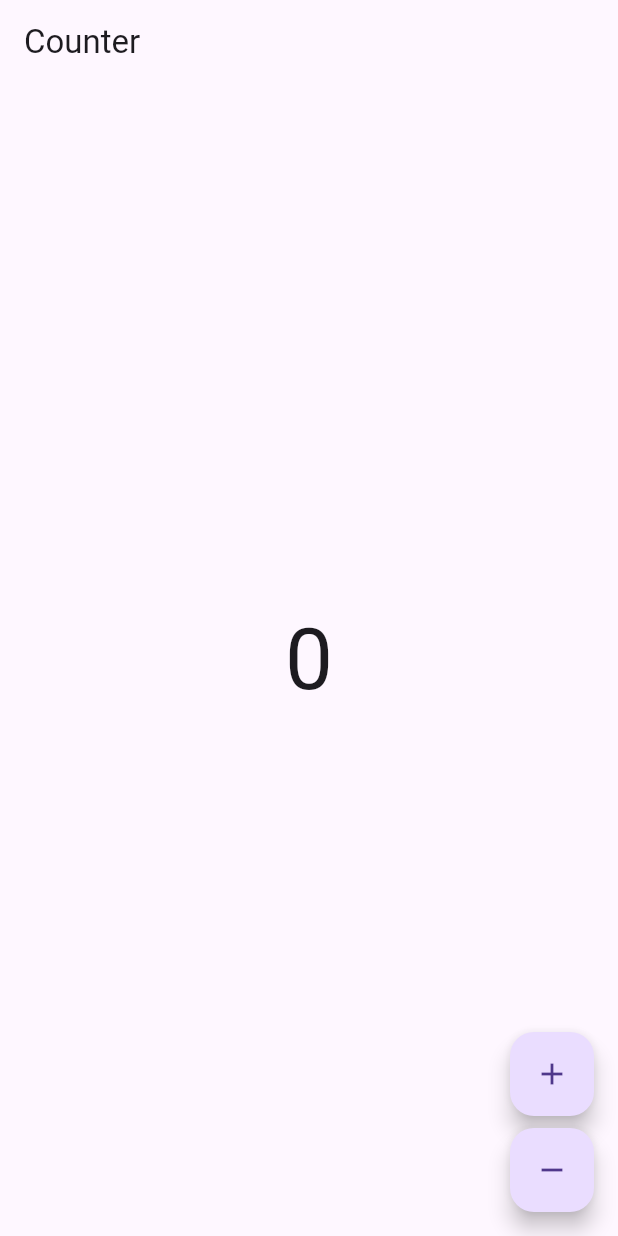
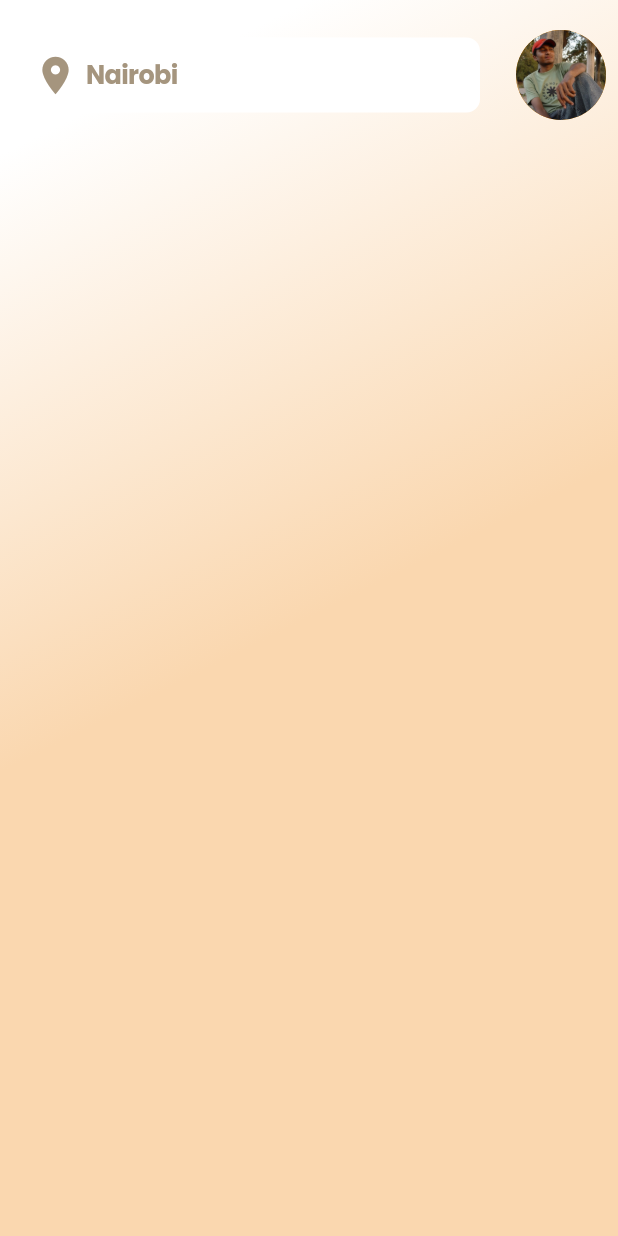
Before and after one commit to ogaroh/mp_flutter_test, a Flutter app: the screen it shows after launch, on a phone screen of 412 x 824 dp. Run offline on Flutter 3.47's test engine with Material 3 defaults, Android fonts, the phone set to English and light mode, and no system bars; our stand-ins replace bloc, flutter_bloc, google_fonts; generated files the repository leaves out were written again.

Commit message:
feat: home page app bar

```diff
--- a/lib/app/theme/colors.dart
+++ b/lib/app/theme/colors.dart
@@ -1,6 +1,7 @@
 import 'package:flutter/material.dart';
 
 const kDefaultOrange =  Color(0xFFFC9E12);
+const kLightOrange =  Color(0xFFFAD7AF);
 const kDefaultGrey =  Color(0xFFA5957E);
 const kDefaultBlack =  Color(0xFF232220);
 const kDefaultWhite =  Color(0xFFFFFFFF);
--- a/lib/app/theme/theme.dart
+++ b/lib/app/theme/theme.dart
@@ -1,7 +1,22 @@
 import 'package:flutter/material.dart';
+import 'package:google_fonts/google_fonts.dart';
 import 'package:moniepoint_test/app/theme/colors.dart';
+
+final kDefaultFontFamily = GoogleFonts.getFont('Poppins').fontFamily;
 
 final theme = ThemeData(
   primaryColor: kDefaultOrange,
   useMaterial3: true,
+  fontFamily: kDefaultFontFamily,
+  appBarTheme: const AppBarTheme(
+    backgroundColor: Colors.transparent,
+    iconTheme: IconThemeData(
+      color: kDefaultGrey,
+      size: 30,
+    ),
+    actionsIconTheme: IconThemeData(
+      color: kDefaultGrey,
+      size: 30,
+    ),
+  ),
 );
--- a/lib/app/view/app.dart
+++ b/lib/app/view/app.dart
@@ -1,6 +1,6 @@
 import 'package:flutter/material.dart';
 import 'package:moniepoint_test/app/theme/theme.dart';
-import 'package:moniepoint_test/counter/counter.dart';
+import 'package:moniepoint_test/home/views/pages/home.dart';
 import 'package:moniepoint_test/l10n/l10n.dart';
 
 class App extends StatelessWidget {
@@ -12,7 +12,7 @@ class App extends StatelessWidget {
       theme: theme,
       localizationsDelegates: AppLocalizations.localizationsDelegates,
       supportedLocales: AppLocalizations.supportedLocales,
-      home: const CounterPage(),
+      home: const HomePage(),
     );
   }
 }
--- a/lib/counter/counter.dart
+++ /dev/null
@@ -1,2 +0,0 @@
-export 'cubit/counter_cubit.dart';
-export 'view/counter_page.dart';
--- a/lib/counter/cubit/counter_cubit.dart
+++ /dev/null
@@ -1,8 +0,0 @@
-import 'package:bloc/bloc.dart';
-
-class CounterCubit extends Cubit<int> {
-  CounterCubit() : super(0);
-
-  void increment() => emit(state + 1);
-  void decrement() => emit(state - 1);
-}
--- a/lib/counter/view/counter_page.dart
+++ /dev/null
@@ -1,55 +0,0 @@
-import 'package:flutter/material.dart';
-import 'package:flutter_bloc/flutter_bloc.dart';
-import 'package:moniepoint_test/counter/counter.dart';
-import 'package:moniepoint_test/l10n/l10n.dart';
-
-class CounterPage extends StatelessWidget {
-  const CounterPage({super.key});
-
-  @override
-  Widget build(BuildContext context) {
-    return BlocProvider(
-      create: (_) => CounterCubit(),
-      child: const CounterView(),
-    );
-  }
-}
-
-class CounterView extends StatelessWidget {
-  const CounterView({super.key});
-
-  @override
-  Widget build(BuildContext context) {
-    final l10n = context.l10n;
-    return Scaffold(
-      appBar: AppBar(title: Text(l10n.counterAppBarTitle)),
-      body: const Center(child: CounterText()),
-      floatingActionButton: Column(
-        mainAxisAlignment: MainAxisAlignment.end,
-        crossAxisAlignment: CrossAxisAlignment.end,
-        children: [
-          FloatingActionButton(
-            onPressed: () => context.read<CounterCubit>().increment(),
-            child: const Icon(Icons.add),
-          ),
-          const SizedBox(height: 8),
-          FloatingActionButton(
-            onPressed: () => context.read<CounterCubit>().decrement(),
-            child: const Icon(Icons.remove),
-          ),
-        ],
-      ),
-    );
-  }
-}
-
-class CounterText extends StatelessWidget {
-  const CounterText({super.key});
-
-  @override
-  Widget build(BuildContext context) {
-    final theme = Theme.of(context);
-    final count = context.select((CounterCubit cubit) => cubit.state);
-    return Text('$count', style: theme.textTheme.displayLarge);
-  }
-}
--- /dev/null
+++ b/lib/home/cubit/home_cubit.dart
@@ -0,0 +1,10 @@
+// ignore_for_file: depend_on_referenced_packages
+
+import 'package:bloc/bloc.dart';
+import 'package:meta/meta.dart';
+
+part 'home_state.dart';
+
+class HomeCubit extends Cubit<HomeState> {
+  HomeCubit() : super(HomeInitial());
+}
--- /dev/null
+++ b/lib/home/cubit/home_state.dart
@@ -0,0 +1,6 @@
+part of 'home_cubit.dart';
+
+@immutable
+sealed class HomeState {}
+
+final class HomeInitial extends HomeState {}
--- /dev/null
+++ b/lib/home/views/pages/home.dart
@@ -0,0 +1,97 @@
+import 'package:flutter/cupertino.dart';
+import 'package:flutter/material.dart';
+import 'package:flutter_bloc/flutter_bloc.dart';
+import 'package:moniepoint_test/app/theme/colors.dart';
+import 'package:moniepoint_test/app/theme/theme.dart';
+
+import 'package:moniepoint_test/home/cubit/home_cubit.dart';
+import 'package:moniepoint_test/home/data/sources/local.dart';
+
+class HomePage extends StatelessWidget {
+  const HomePage({super.key});
+
+  @override
+  Widget build(BuildContext context) {
+    return BlocProvider(
+      create: (_) => HomeCubit(),
+      child: const HomeView(),
+    );
+  }
+}
+
+class HomeView extends StatelessWidget {
+  const HomeView({super.key});
+
+  @override
+  Widget build(BuildContext context) {
+    final height = MediaQuery.of(context).size.height;
+    final width = MediaQuery.of(context).size.width;
+
+    return Container(
+      height: height,
+      width: width,
+      decoration: const BoxDecoration(
+        gradient: LinearGradient(
+          begin: Alignment.topLeft,
+          end: Alignment.bottomRight,
+          stops: [0.1, 0.5, 0.7],
+          colors: [
+            kDefaultWhite,
+            kLightOrange,
+            kLightOrange,
+          ],
+        ),
+      ),
+      child: Scaffold(
+        backgroundColor: Colors.transparent,
+        appBar: AppBar(
+          centerTitle: false,
+          toolbarHeight: 100,
+          title: SizedBox(
+            height: 50,
+            child: CupertinoSearchTextField(
+              placeholder: kListings.first.city,
+              placeholderStyle: TextStyle(
+                color: kDefaultGrey,
+                fontFamily: kDefaultFontFamily,
+                fontWeight: FontWeight.bold,
+              ),
+              style: TextStyle(
+                color: kDefaultGrey,
+                fontFamily: kDefaultFontFamily,
+                fontWeight: FontWeight.bold,
+              ),
+              prefixIcon: const Icon(
+                Icons.location_on,
+                size: 30,
+                color: kDefaultGrey,
+              ),
+              backgroundColor: kDefaultWhite,
+            ),
+          ),
+          actions: const [
+            Padding(
+              padding: EdgeInsets.all(8),
+              child: CircleAvatar(
+                radius: 30,
+                backgroundColor: kDefaultOrange,
+                backgroundImage: AssetImage('assets/images/portrait.png'),
+              ),
+            ),
+          ],
+          backgroundColor: Colors.transparent,
+        ),
+        body: const HomeBody(),
+      ),
+    );
+  }
+}
+
+class HomeBody extends StatelessWidget {
+  const HomeBody({super.key});
+
+  @override
+  Widget build(BuildContext context) {
+    return const Column();
+  }
+}
--- a/pubspec.yaml
+++ b/pubspec.yaml
@@ -13,6 +13,7 @@ dependencies:
   flutter_bloc: ^8.1.4
   flutter_localizations:
     sdk: flutter
+  google_fonts: ^6.2.1
   intl: ^0.18.1
 
 dev_dependencies:
@@ -25,3 +26,6 @@ dev_dependencies:
 flutter:
   uses-material-design: true
   generate: true
+  assets:
+    - assets/
+    - assets/images/
```
Also changed, not shown: assets/images/portrait.png (added), lib/home/views/pages/search.dart (added), lib/home/views/widgets/bottom_navigation.dart (added), pubspec.lock, 3 other files.
